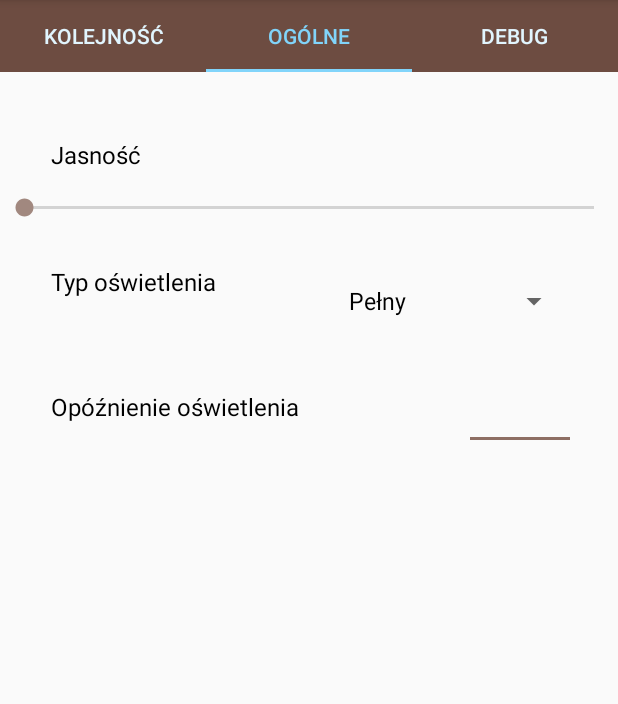
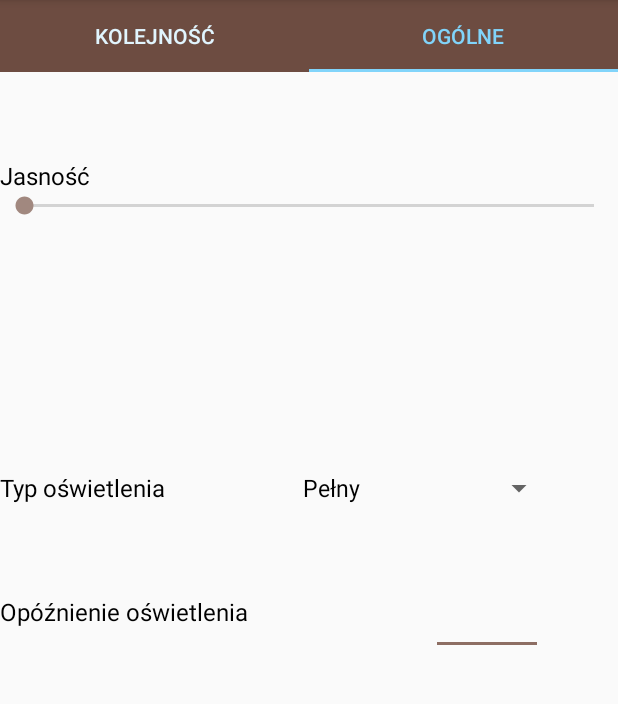
Before and after one commit to Darooks/StairsApp, an Android app: the fragment ConfigurationFragment placed in its activity, tab 2 chosen, on a phone screen of 412 x 824 dp, the part 84-788 px from its top. Run offline under Robolectric (Android 15) with nearby library versions, the phone set to English and light mode, and no system bars; libraries missing offline, so code that uses them is left out: org.eclipse.paho; 12 statements that could not run were skipped.

Commit message:
Added redirection to browser fragment, redesigned some fragments, deleted debug fragment

```diff
--- a/app/src/main/java/com/example/karol/stairsapp/ConfigurationTabs/DebugTab.java
+++ /dev/null
@@ -1,78 +0,0 @@
-package com.example.karol.stairsapp.ConfigurationTabs;
-
-import android.os.Bundle;
-import android.support.annotation.Nullable;
-import android.support.v4.app.Fragment;
-import android.view.LayoutInflater;
-import android.view.View;
-import android.view.ViewGroup;
-import android.widget.SeekBar;
-
-import com.example.karol.stairsapp.MainActivity;
-import com.example.karol.stairsapp.R;
-
-import org.eclipse.paho.android.service.MqttAndroidClient;
-import org.eclipse.paho.client.mqttv3.MqttException;
-import org.eclipse.paho.client.mqttv3.MqttMessage;
-
-import java.io.UnsupportedEncodingException;
-
-/**
- * Created by Karol on 2016-11-23.
- */
-
-public class DebugTab extends Fragment {
-
-//    static String MQTTHOST = "tcp://m20.cloudmqtt.com:19951";
-//    static String USERNAME = "hjlgqbkb";
-//    static String PASSWORD = "k_fHdTL-RXmW";
-    static String topicStr = "esp-mqtt-topic";
-    MqttAndroidClient client = MainActivity.clientPublisher;
-    private int brightness = 0;
-
-    View myView;
-    private SeekBar brightnessSeekBar;
-
-    @Nullable
-    @Override
-    public View onCreateView(LayoutInflater inflater, ViewGroup container, Bundle savedInstanceState) {
-        myView = inflater.inflate(R.layout.tab_debug_layout, container, false);
-
-        brightnessSeekBar = (SeekBar) myView.findViewById(R.id.brightnessSeekBarDebugMode);
-
-        brightnessSeekBar.setOnSeekBarChangeListener(new SeekBar.OnSeekBarChangeListener() {
-            @Override
-            public void onProgressChanged(SeekBar seekBar, int i, boolean b) {
-                brightness = brightnessSeekBar.getProgress();
-                SendBrightness();
-            }
-
-            @Override
-            public void onStartTrackingTouch(SeekBar seekBar) {
-
-            }
-
-            @Override
-            public void onStopTrackingTouch(SeekBar seekBar) {
-
-            }
-        });
-
-        return myView;
-    }
-
-    public void SendBrightness() {
-        /* Prepare message to send */
-        String string_message = "{\"msgType\":\"BRIGHTNESS\", \"object\":{\"value\":" + brightness + "}}";
-
-        String topic = topicStr;
-        byte[] encodedPayload = new byte[0];
-        try {
-            encodedPayload = string_message.getBytes("UTF-8");
-            MqttMessage message = new MqttMessage(encodedPayload);
-            client.publish(topic, message); // client.publish(topic, message.getBytes(), 0, false);
-        } catch (UnsupportedEncodingException | MqttException e) {
-            e.printStackTrace();
-        }
-    }
-}
--- a/app/src/main/java/com/example/karol/stairsapp/ConfigurationTabs/GeneralTab.java
+++ b/app/src/main/java/com/example/karol/stairsapp/ConfigurationTabs/GeneralTab.java
@@ -121,7 +121,7 @@ public class GeneralTab extends Fragment {
         container.setObject(globalLedConfiguration);
 
         String messageToSend = container.getStringJson();
-        Toast.makeText(getActivity(), messageToSend, Toast.LENGTH_LONG).show();
+        // Toast.makeText(getActivity(), messageToSend, Toast.LENGTH_LONG).show();
 
         byte[] encodedPayload = new byte[0];
         try {
--- a/app/src/main/java/com/example/karol/stairsapp/Fragments/ConfigurationFragment.java
+++ b/app/src/main/java/com/example/karol/stairsapp/Fragments/ConfigurationFragment.java
@@ -11,12 +11,10 @@ import android.util.Log;
 import android.view.LayoutInflater;
 import android.view.View;
 import android.view.ViewGroup;
-import android.widget.SeekBar;
 import android.widget.Toast;
 
 import com.example.karol.stairsapp.ConfigurationTabs.OrderTab;
 import com.example.karol.stairsapp.ConfigurationTabs.GeneralTab;
-import com.example.karol.stairsapp.ConfigurationTabs.DebugTab;
 import com.example.karol.stairsapp.R;
 
 import org.eclipse.paho.android.service.MqttAndroidClient;
@@ -40,7 +38,7 @@ public class ConfigurationFragment extends Fragment{
     View myView;
     public static TabLayout tabLayout;
     public static ViewPager viewPager;
-    public static int int_items = 3 ;
+    public static int int_items = 2 ;
 
     private int brightness = 0;
 
@@ -86,7 +84,6 @@ public class ConfigurationFragment extends Fragment{
             switch (position){
                 case 0 : return new OrderTab();
                 case 1 : return new GeneralTab();
-                case 2 : return new DebugTab();
             }
 
             return null;
@@ -109,8 +106,6 @@ public class ConfigurationFragment extends Fragment{
                     return "Kolejność";
                 case 1 :
                     return "Ogólne";
-                case 2 :
-                    return "Debug";
             }
             return null;
         }
--- a/app/src/main/res/layout/tab_generalconfig_layout.xml
+++ b/app/src/main/res/layout/tab_generalconfig_layout.xml
@@ -7,33 +7,20 @@
     <SeekBar
         android:layout_width="match_parent"
         android:layout_height="wrap_content"
-        android:layout_marginTop="15dp"
         android:id="@+id/brightness_SeekBar"
-        android:layout_below="@+id/textView2"
-        android:layout_alignParentStart="true"
-        android:max="4095" />
-
-    <TextView
-        android:text="Typ oświetlenia"
-        android:layout_width="wrap_content"
-        android:layout_height="wrap_content"
-        android:layout_marginTop="29dp"
-        android:id="@+id/textView7"
-        android:textColor="@android:color/black"
-        android:layout_below="@+id/brightness_SeekBar"
-        android:layout_alignStart="@+id/textView2"
-        android:textSize="16sp" />
+        android:max="4095"
+        android:layout_below="@+id/brightness_textView"
+        android:layout_alignParentStart="true" />
 
     <TextView
         android:text="Opóźnienie oświetlenia"
         android:layout_width="wrap_content"
         android:layout_height="wrap_content"
-        android:layout_below="@+id/lightType_spinner"
-        android:layout_alignStart="@+id/textView7"
-        android:layout_marginTop="35dp"
-        android:id="@+id/textView8"
+        android:id="@+id/delay_textView"
         android:textColor="@android:color/black"
-        android:textSize="16sp" />
+        android:textSize="16sp"
+        android:layout_centerVertical="true"
+        android:layout_weight="1" />
 
     <EditText
         android:layout_height="50px"
@@ -42,27 +29,54 @@
         android:id="@+id/delay_editText"
         android:layout_width="100px"
         android:textColor="@android:color/black"
-        android:layout_alignTop="@+id/textView8"
-        android:layout_alignEnd="@+id/lightType_spinner"
-        android:background="@drawable/edittext_bg" />
+        android:background="@drawable/edittext_bg"
+        android:layout_alignTop="@+id/delay_textView"
+        android:layout_alignParentEnd="true"
+        android:layout_marginEnd="54dp"
+        android:layout_weight="1" />
+
+    <LinearLayout
+        android:orientation="horizontal"
+        android:layout_width="match_parent"
+        android:layout_height="wrap_content"
+        android:layout_marginBottom="33dp"
+        android:layout_above="@+id/delay_textView"
+        android:layout_alignParentStart="true">
+
+        <TextView
+            android:text="Typ oświetlenia"
+            android:layout_width="wrap_content"
+            android:layout_height="wrap_content"
+            android:textColor="@android:color/black"
+            android:textSize="16sp"
+            android:layout_marginBottom="40dp"
+            android:id="@+id/typeLight_textView"
+            android:layout_above="@+id/delay_textView"
+            android:layout_alignStart="@+id/brightness_textView"
+            android:layout_weight="4.20"
+            android:enabled="true" />
+
+        <Spinner
+            android:layout_width="wrap_content"
+            android:layout_height="wrap_content"
+            android:id="@+id/lightType_spinner"
+            android:layout_marginEnd="42dp"
+            android:layout_alignTop="@+id/typeLight_textView"
+            android:layout_alignParentEnd="true"
+            android:layout_weight="1" />
+
+    </LinearLayout>
 
     <TextView
         android:text="Jasność"
         android:layout_width="wrap_content"
         android:layout_height="wrap_content"
-        android:layout_marginStart="34dp"
-        android:layout_marginTop="44dp"
-        android:id="@+id/textView2"
+        android:id="@+id/brightness_textView"
         android:textColor="@android:color/black"
+        android:textSize="16sp"
+        android:layout_marginTop="58dp"
         android:layout_alignParentTop="true"
-        android:layout_alignParentStart="true"
-        android:textSize="16sp" />
+        android:layout_alignParentStart="true" />
 
-    <Spinner
-        android:layout_width="wrap_content"
-        android:layout_height="wrap_content"
-        android:id="@+id/lightType_spinner"
-        android:layout_marginEnd="32dp"
-        android:layout_alignTop="@+id/textView7"
-        android:layout_alignParentEnd="true" />
+
 </RelativeLayout>
--- a/app/src/main/res/menu/activity_main_drawer.xml
+++ b/app/src/main/res/menu/activity_main_drawer.xml
@@ -4,20 +4,19 @@
     <group android:checkableBehavior="single">
         <item
             android:id="@+id/nav_sensors"
-            android:icon="@drawable/ic_menu_camera"
             android:title="Aktywność" />
         <item
             android:id="@+id/nav_status"
-            android:icon="@drawable/ic_menu_gallery"
             android:title="Konfiguracja" />
         <item
             android:id="@+id/nav_configuration"
-            android:icon="@drawable/ic_menu_slideshow"
             android:title="Status" />
         <item
             android:id="@+id/nav_connection"
-            android:icon="@drawable/ic_menu_slideshow"
             android:title="Ustawienia połączenia" />
+        <item
+            android:id="@+id/nav_wificonfig"
+            android:title="Konfigurator Wi-Fi" />
     </group>
 
 </menu>
```
Also changed, not shown: app/src/main/java/com/example/karol/stairsapp/Fragments/WifiConfigFragment.java (added, +42 -0 lines), app/src/main/java/com/example/karol/stairsapp/MainActivity.java (+4 -6 lines), app/src/main/res/layout/connection_layout.xml (+42 -38 lines), app/src/main/res/layout/wifi_config_layout.xml (added, +25 -0 lines).
